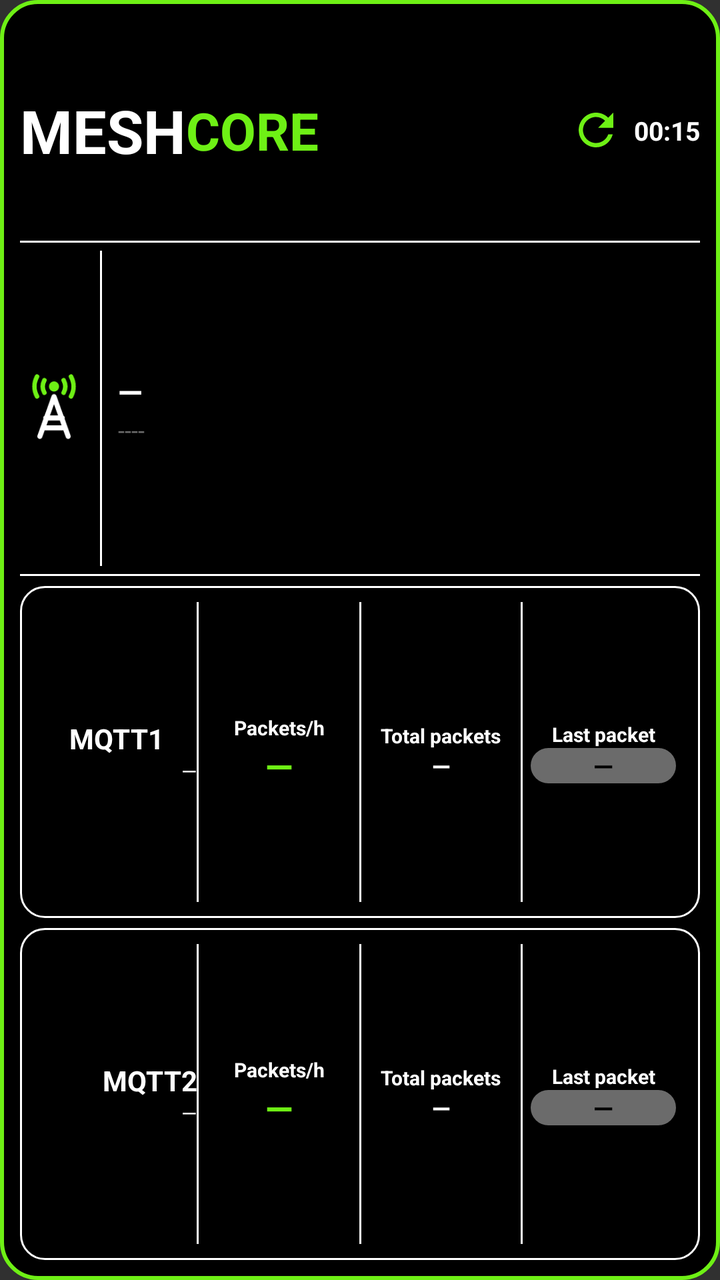
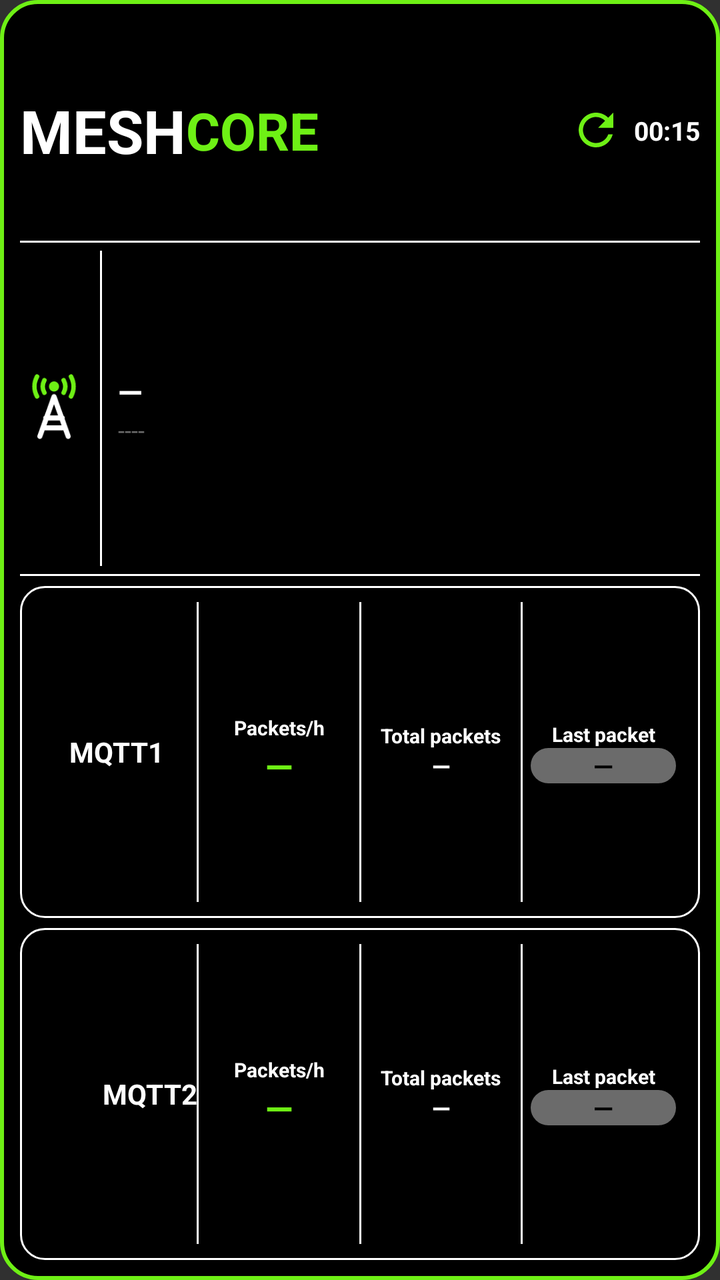

Before-and-after screenshots of an Android layout around one commit, followed by the original layout XML and the change that was made.
<!-- AndroidManifest.xml: application theme android:Theme.Material.NoActionBar -->
<!-- res/layout/widget_observer.xml -->
<?xml version="1.0" encoding="utf-8"?>
<LinearLayout xmlns:android="http://schemas.android.com/apk/res/android"
    android:id="@+id/widget_root"
    android:layout_width="match_parent"
    android:layout_height="match_parent"
    android:orientation="vertical"
    android:padding="10dp"
    android:background="@drawable/widget_bg">

    
    <LinearLayout
        android:layout_width="match_parent"
        android:layout_height="0dp"
        android:layout_weight="2"
        android:orientation="horizontal"
        android:gravity="center_vertical">
        <TextView android:layout_width="wrap_content" android:layout_height="wrap_content"
            android:text="MESH" android:textColor="#FFFFFF" android:textStyle="bold" android:textSize="30sp" android:maxLines="1"/>
        <TextView android:layout_width="wrap_content" android:layout_height="wrap_content"
            android:text="CORE" android:textColor="#6EF015" android:textStyle="bold" android:textSize="26sp" android:maxLines="1"/>
        <FrameLayout android:layout_width="0dp" android:layout_height="1dp" android:layout_weight="1"/>
        <ImageView android:id="@+id/refresh_icon" android:layout_width="26dp" android:layout_height="26dp"
            android:src="@drawable/ic_refresh" android:contentDescription="@null"/>
        <ProgressBar android:id="@+id/refresh_spinner" style="?android:attr/progressBarStyleSmall"
            android:layout_width="26dp" android:layout_height="26dp" android:indeterminate="true"
            android:indeterminateTint="#FFFF9500" android:visibility="gone"/>
        <TextView android:id="@+id/interval_text" android:layout_width="wrap_content" android:layout_height="wrap_content"
            android:layout_marginStart="6dp" android:text="00:15" android:textColor="#FFFFFF" android:textStyle="bold" android:textSize="13sp" android:maxLines="1"/>
    </LinearLayout>

    <FrameLayout android:layout_width="match_parent" android:layout_height="1dp" android:background="#FFFFFF"/>

    
    <LinearLayout
        android:layout_width="match_parent"
        android:layout_height="0dp"
        android:layout_weight="3"
        android:orientation="horizontal"
        android:gravity="center_vertical"
        android:paddingTop="4dp" android:paddingBottom="4dp">
        <ImageView android:layout_width="34dp" android:layout_height="34dp"
            android:src="@drawable/ic_tower" android:contentDescription="@null"/>
        <FrameLayout android:layout_width="1dp" android:layout_height="match_parent" android:layout_marginStart="6dp" android:layout_marginEnd="8dp" android:background="#FFFFFF"/>
        <LinearLayout android:layout_width="0dp" android:layout_height="wrap_content" android:layout_weight="1" android:orientation="vertical" android:gravity="center_vertical">
            <TextView android:id="@+id/obs_name" android:layout_width="match_parent" android:layout_height="wrap_content"
                android:text="—" android:textColor="#FFFFFF" android:textStyle="bold" android:textSize="16sp" android:maxLines="1" android:ellipsize="end"/>
            <TextView android:id="@+id/obs_hash" android:layout_width="match_parent" android:layout_height="wrap_content"
                android:text="----" android:textColor="#6B6B6B" android:textSize="12sp" android:maxLines="1" android:ellipsize="end"/>
        </LinearLayout>
    </LinearLayout>

    <FrameLayout android:layout_width="match_parent" android:layout_height="1dp" android:background="#FFFFFF" android:layout_marginBottom="5dp"/>

    
    <LinearLayout
        android:layout_width="match_parent" android:layout_height="0dp" android:layout_weight="3"
        android:orientation="horizontal" android:gravity="center_vertical"
        android:background="@drawable/card_outline" android:padding="8dp">
        <LinearLayout android:layout_width="0dp" android:layout_height="wrap_content" android:layout_weight="3" android:orientation="vertical">
            <TextView android:layout_width="match_parent" android:layout_height="wrap_content" android:id="@+id/m1_title" android:text="MQTT1" android:textColor="#FFFFFF" android:textStyle="bold" android:gravity="center" android:textSize="14sp" android:maxLines="1" android:autoSizeTextType="uniform" android:autoSizeMinTextSize="10sp" android:autoSizeMaxTextSize="14sp" android:autoSizeStepGranularity="1sp"/>
            <TextView android:id="@+id/m1_host" android:layout_width="match_parent" android:layout_height="wrap_content" android:text="—" android:textColor="#FFFFFF" android:textSize="10sp" android:gravity="end" android:maxLines="1" android:ellipsize="end" android:autoSizeTextType="uniform" android:autoSizeMinTextSize="6sp" android:autoSizeMaxTextSize="10sp" android:autoSizeStepGranularity="1sp"/>
        </LinearLayout>
        <FrameLayout android:layout_width="1dp" android:layout_height="match_parent" android:background="#FFFFFF"/>
        <LinearLayout android:layout_width="0dp" android:layout_height="wrap_content" android:layout_weight="3" android:orientation="vertical" android:gravity="center_horizontal">
            <TextView android:layout_width="match_parent" android:layout_height="wrap_content" android:text="Packets/h" android:textColor="#FFFFFF" android:textStyle="bold" android:gravity="center" android:textSize="10sp" android:maxLines="1" android:autoSizeTextType="uniform" android:autoSizeMinTextSize="6sp" android:autoSizeMaxTextSize="10sp" android:autoSizeStepGranularity="1sp"/>
            <TextView android:id="@+id/m1_hour" android:layout_width="match_parent" android:layout_height="wrap_content" android:text="—" android:textColor="#6EF015" android:textStyle="bold" android:gravity="center" android:textSize="18sp" android:maxLines="1" android:autoSizeTextType="uniform" android:autoSizeMinTextSize="14sp" android:autoSizeMaxTextSize="24sp" android:autoSizeStepGranularity="1sp"/>
        </LinearLayout>
        <LinearLayout android:id="@+id/m1_total_col" android:layout_width="0dp" android:layout_height="match_parent" android:layout_weight="3" android:orientation="horizontal" android:gravity="center_vertical">
        <FrameLayout android:layout_width="1dp" android:layout_height="match_parent" android:background="#FFFFFF"/>
        <LinearLayout android:layout_width="0dp" android:layout_height="wrap_content" android:layout_weight="1" android:orientation="vertical" android:gravity="center_horizontal">
            <TextView android:layout_width="match_parent" android:layout_height="wrap_content" android:text="Total packets" android:textColor="#FFFFFF" android:textStyle="bold" android:gravity="center" android:textSize="10sp" android:maxLines="1" android:autoSizeTextType="uniform" android:autoSizeMinTextSize="6sp" android:autoSizeMaxTextSize="10sp" android:autoSizeStepGranularity="1sp"/>
            <TextView android:id="@+id/m1_total" android:layout_width="match_parent" android:layout_height="wrap_content" android:text="—" android:textColor="#FFFFFF" android:textStyle="bold" android:gravity="center" android:textSize="12sp" android:maxLines="1" android:autoSizeTextType="uniform" android:autoSizeMinTextSize="10sp" android:autoSizeMaxTextSize="15sp" android:autoSizeStepGranularity="1sp"/>
        </LinearLayout>
        </LinearLayout>
        <FrameLayout android:layout_width="1dp" android:layout_height="match_parent" android:background="#FFFFFF"/>
        <LinearLayout android:layout_width="0dp" android:layout_height="wrap_content" android:layout_weight="3" android:orientation="vertical" android:gravity="center_horizontal">
            <TextView android:layout_width="match_parent" android:layout_height="wrap_content" android:text="Last packet" android:textColor="#FFFFFF" android:textStyle="bold" android:gravity="center" android:textSize="10sp" android:maxLines="1" android:autoSizeTextType="uniform" android:autoSizeMinTextSize="6sp" android:autoSizeMaxTextSize="10sp" android:autoSizeStepGranularity="1sp"/>
            <TextView android:id="@+id/m1_last" android:layout_width="match_parent" android:layout_height="wrap_content" android:gravity="center" android:layout_marginStart="4dp" android:layout_marginEnd="4dp" android:background="@drawable/pill_gray" android:text="—" android:textColor="#000000" android:textStyle="bold" android:textSize="13sp" android:maxLines="1" android:autoSizeTextType="uniform" android:autoSizeMinTextSize="9sp" android:autoSizeMaxTextSize="13sp" android:autoSizeStepGranularity="1sp"/>
        </LinearLayout>
    </LinearLayout>

    <FrameLayout android:layout_width="match_parent" android:layout_height="5dp"/>

    
    <LinearLayout
        android:layout_width="match_parent" android:layout_height="0dp" android:layout_weight="3"
        android:orientation="horizontal" android:gravity="center_vertical"
        android:background="@drawable/card_outline" android:padding="8dp">
        <LinearLayout android:layout_width="0dp" android:layout_height="wrap_content" android:layout_weight="3" android:orientation="vertical">
            <TextView android:layout_width="match_parent" android:layout_height="wrap_content" android:id="@+id/m2_title" android:text="MQTT2" android:textColor="#FFFFFF" android:textStyle="bold" android:gravity="end" android:textSize="14sp" android:maxLines="1" android:autoSizeTextType="uniform" android:autoSizeMinTextSize="10sp" android:autoSizeMaxTextSize="14sp" android:autoSizeStepGranularity="1sp"/>
            <TextView android:id="@+id/m2_host" android:layout_width="match_parent" android:layout_height="wrap_content" android:text="—" android:textColor="#FFFFFF" android:textSize="10sp" android:gravity="end" android:maxLines="1" android:ellipsize="end" android:autoSizeTextType="uniform" android:autoSizeMinTextSize="6sp" android:autoSizeMaxTextSize="10sp" android:autoSizeStepGranularity="1sp"/>
        </LinearLayout>
        <FrameLayout android:layout_width="1dp" android:layout_height="match_parent" android:background="#FFFFFF"/>
        <LinearLayout android:layout_width="0dp" android:layout_height="wrap_content" android:layout_weight="3" android:orientation="vertical" android:gravity="center_horizontal">
            <TextView android:layout_width="match_parent" android:layout_height="wrap_content" android:text="Packets/h" android:textColor="#FFFFFF" android:textStyle="bold" android:gravity="center" android:textSize="10sp" android:maxLines="1" android:autoSizeTextType="uniform" android:autoSizeMinTextSize="6sp" android:autoSizeMaxTextSize="10sp" android:autoSizeStepGranularity="1sp"/>
            <TextView android:id="@+id/m2_hour" android:layout_width="match_parent" android:layout_height="wrap_content" android:text="—" android:textColor="#6EF015" android:textStyle="bold" android:gravity="center" android:textSize="18sp" android:maxLines="1" android:autoSizeTextType="uniform" android:autoSizeMinTextSize="14sp" android:autoSizeMaxTextSize="24sp" android:autoSizeStepGranularity="1sp"/>
        </LinearLayout>
        <LinearLayout android:id="@+id/m2_total_col" android:layout_width="0dp" android:layout_height="match_parent" android:layout_weight="3" android:orientation="horizontal" android:gravity="center_vertical">
        <FrameLayout android:layout_width="1dp" android:layout_height="match_parent" android:background="#FFFFFF"/>
        <LinearLayout android:layout_width="0dp" android:layout_height="wrap_content" android:layout_weight="1" android:orientation="vertical" android:gravity="center_horizontal">
            <TextView android:layout_width="match_parent" android:layout_height="wrap_content" android:text="Total packets" android:textColor="#FFFFFF" android:textStyle="bold" android:gravity="center" android:textSize="10sp" android:maxLines="1" android:autoSizeTextType="uniform" android:autoSizeMinTextSize="6sp" android:autoSizeMaxTextSize="10sp" android:autoSizeStepGranularity="1sp"/>
            <TextView android:id="@+id/m2_total" android:layout_width="match_parent" android:layout_height="wrap_content" android:text="—" android:textColor="#FFFFFF" android:textStyle="bold" android:gravity="center" android:textSize="12sp" android:maxLines="1" android:autoSizeTextType="uniform" android:autoSizeMinTextSize="10sp" android:autoSizeMaxTextSize="15sp" android:autoSizeStepGranularity="1sp"/>
        </LinearLayout>
        </LinearLayout>
        <FrameLayout android:layout_width="1dp" android:layout_height="match_parent" android:background="#FFFFFF"/>
        <LinearLayout android:layout_width="0dp" android:layout_height="wrap_content" android:layout_weight="3" android:orientation="vertical" android:gravity="center_horizontal">
            <TextView android:layout_width="match_parent" android:layout_height="wrap_content" android:text="Last packet" android:textColor="#FFFFFF" android:textStyle="bold" android:gravity="center" android:textSize="10sp" android:maxLines="1" android:autoSizeTextType="uniform" android:autoSizeMinTextSize="6sp" android:autoSizeMaxTextSize="10sp" android:autoSizeStepGranularity="1sp"/>
            <TextView android:id="@+id/m2_last" android:layout_width="match_parent" android:layout_height="wrap_content" android:layout_marginStart="4dp" android:layout_marginEnd="4dp" android:gravity="center" android:background="@drawable/pill_gray" android:text="—" android:textColor="#000000" android:textStyle="bold" android:textSize="13sp" android:maxLines="1" android:autoSizeTextType="uniform" android:autoSizeMinTextSize="9sp" android:autoSizeMaxTextSize="13sp" android:autoSizeStepGranularity="1sp"/>
        </LinearLayout>
    </LinearLayout>
</LinearLayout>
<!-- resources referenced by this layout -->
<resources>
  <!-- drawable card_outline (drawable) -->
  <?xml version="1.0" encoding="utf-8"?>
  <shape xmlns:android="http://schemas.android.com/apk/res/android" android:shape="rectangle">
      <solid android:color="#000000"/>
      <stroke android:width="1dp" android:color="#FFFFFF"/>
      <corners android:radius="12dp"/>
  </shape>
  <!-- drawable ic_refresh (drawable) -->
  <?xml version="1.0" encoding="utf-8"?>
  <vector xmlns:android="http://schemas.android.com/apk/res/android" android:width="24dp" android:height="24dp" android:viewportWidth="24" android:viewportHeight="24">
      <path android:fillColor="#6EF015" android:pathData="M17.65,6.35C16.2,4.9 14.21,4 12,4c-4.42,0 -7.99,3.58 -7.99,8s3.57,8 7.99,8c3.73,0 6.84,-2.55 7.73,-6h-2.08c-0.82,2.33 -3.04,4 -5.65,4 -3.31,0 -6,-2.69 -6,-6s2.69,-6 6,-6c1.66,0 3.14,0.69 4.22,1.78L13,11h7V4l-2.35,2.35z"/>
  </vector>
  <!-- drawable ic_tower (drawable) -->
  <?xml version="1.0" encoding="utf-8"?>
  <vector xmlns:android="http://schemas.android.com/apk/res/android" android:width="48dp" android:height="48dp" android:viewportWidth="24" android:viewportHeight="24">
      <path android:fillColor="#6EF015" android:pathData="M12,4.4m-1.8,0a1.8,1.8 0,1 1,3.6 0a1.8,1.8 0,1 1,-3.6 0"/>
      <path android:strokeColor="#6EF015" android:strokeWidth="1.6" android:strokeLineCap="round" android:pathData="M8.6,2.2A4.6,4.6 0,0 0,8.6,6.6M15.4,2.2A4.6,4.6 0,0 1,15.4,6.6M6,0.9A7.4,7.4 0,0 0,6,7.9M18,0.9A7.4,7.4 0,0 1,18,7.9"/>
      <path android:strokeColor="#FFFFFF" android:strokeWidth="1.8" android:strokeLineCap="round" android:strokeLineJoin="round" android:pathData="M12,8L7,22M12,8L17,22M9.1,15.5L14.9,15.5M8.2,19L15.8,19"/>
  </vector>
  <!-- drawable pill_gray (drawable) -->
  <?xml version="1.0" encoding="utf-8"?>
  <shape xmlns:android="http://schemas.android.com/apk/res/android" android:shape="rectangle">
      <solid android:color="#6B6B6B"/>
      <corners android:radius="11dp"/>
  </shape>
  <!-- drawable widget_bg (drawable) -->
  <?xml version="1.0" encoding="utf-8"?>
  <shape xmlns:android="http://schemas.android.com/apk/res/android" android:shape="rectangle">
      <solid android:color="#000000"/>
      <stroke android:width="2dp" android:color="#6EF015"/>
      <corners android:radius="18dp"/>
  </shape>
</resources>

<!-- the commit's change to res/layout/widget_observer.xml (unified diff, before → after) -->
@@ -58,7 +58,6 @@
         android:background="@drawable/card_outline" android:padding="8dp">
         <LinearLayout android:layout_width="0dp" android:layout_height="wrap_content" android:layout_weight="3" android:orientation="vertical">
             <TextView android:layout_width="match_parent" android:layout_height="wrap_content" android:id="@+id/m1_title" android:text="MQTT1" android:textColor="#FFFFFF" android:textStyle="bold" android:gravity="center" android:textSize="14sp" android:maxLines="1" android:autoSizeTextType="uniform" android:autoSizeMinTextSize="10sp" android:autoSizeMaxTextSize="14sp" android:autoSizeStepGranularity="1sp"/>
-            <TextView android:id="@+id/m1_host" android:layout_width="match_parent" android:layout_height="wrap_content" android:text="—" android:textColor="#FFFFFF" android:textSize="10sp" android:gravity="end" android:maxLines="1" android:ellipsize="end" android:autoSizeTextType="uniform" android:autoSizeMinTextSize="6sp" android:autoSizeMaxTextSize="10sp" android:autoSizeStepGranularity="1sp"/>
         </LinearLayout>
         <FrameLayout android:layout_width="1dp" android:layout_height="match_parent" android:background="#FFFFFF"/>
         <LinearLayout android:layout_width="0dp" android:layout_height="wrap_content" android:layout_weight="3" android:orientation="vertical" android:gravity="center_horizontal">
@@ -88,7 +87,6 @@
         android:background="@drawable/card_outline" android:padding="8dp">
         <LinearLayout android:layout_width="0dp" android:layout_height="wrap_content" android:layout_weight="3" android:orientation="vertical">
             <TextView android:layout_width="match_parent" android:layout_height="wrap_content" android:id="@+id/m2_title" android:text="MQTT2" android:textColor="#FFFFFF" android:textStyle="bold" android:gravity="end" android:textSize="14sp" android:maxLines="1" android:autoSizeTextType="uniform" android:autoSizeMinTextSize="10sp" android:autoSizeMaxTextSize="14sp" android:autoSizeStepGranularity="1sp"/>
-            <TextView android:id="@+id/m2_host" android:layout_width="match_parent" android:layout_height="wrap_content" android:text="—" android:textColor="#FFFFFF" android:textSize="10sp" android:gravity="end" android:maxLines="1" android:ellipsize="end" android:autoSizeTextType="uniform" android:autoSizeMinTextSize="6sp" android:autoSizeMaxTextSize="10sp" android:autoSizeStepGranularity="1sp"/>
         </LinearLayout>
         <FrameLayout android:layout_width="1dp" android:layout_height="match_parent" android:background="#FFFFFF"/>
         <LinearLayout android:layout_width="0dp" android:layout_height="wrap_content" android:layout_weight="3" android:orientation="vertical" android:gravity="center_horizontal">
